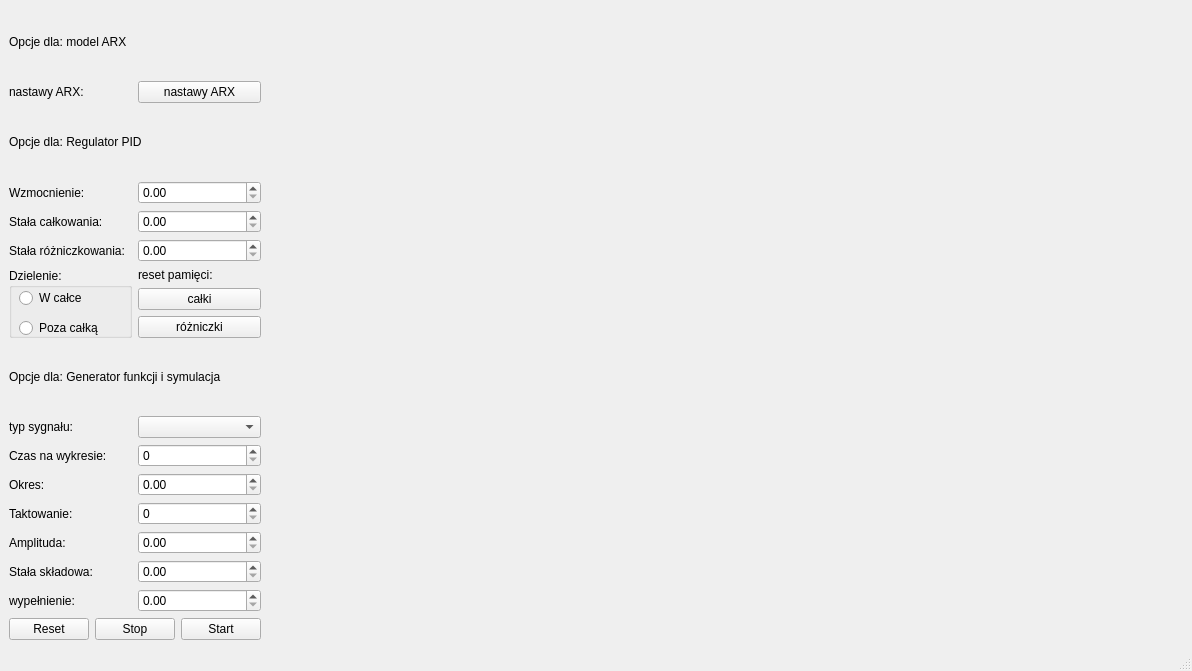
The window that mainwindow.ui (bSek316303/Symulator-UAR) describes before a commit, drawn with Qt 5.
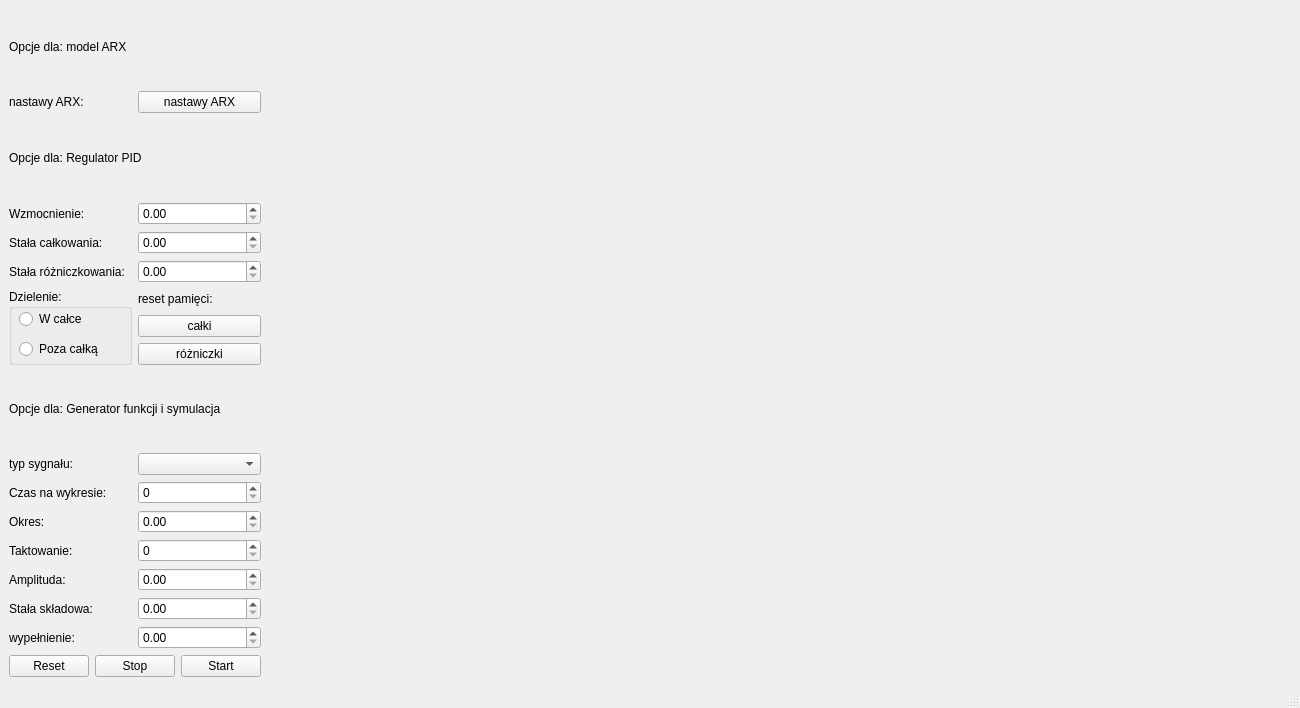
The same window after the commit.

Diff of the .ui file:
```diff
--- a/mainwindow.ui
+++ b/mainwindow.ui
@@ -6,10 +6,16 @@
    <rect>
     <x>0</x>
     <y>0</y>
-    <width>1192</width>
-    <height>671</height>
+    <width>1300</width>
+    <height>708</height>
    </rect>
   </property>
+  <property name="minimumSize">
+   <size>
+    <width>1300</width>
+    <height>700</height>
+   </size>
+  </property>
   <property name="windowTitle">
    <string>MainWindow</string>
   </property>
```
Left out of the diff: 4 changed lines with no effect on the pictures.
